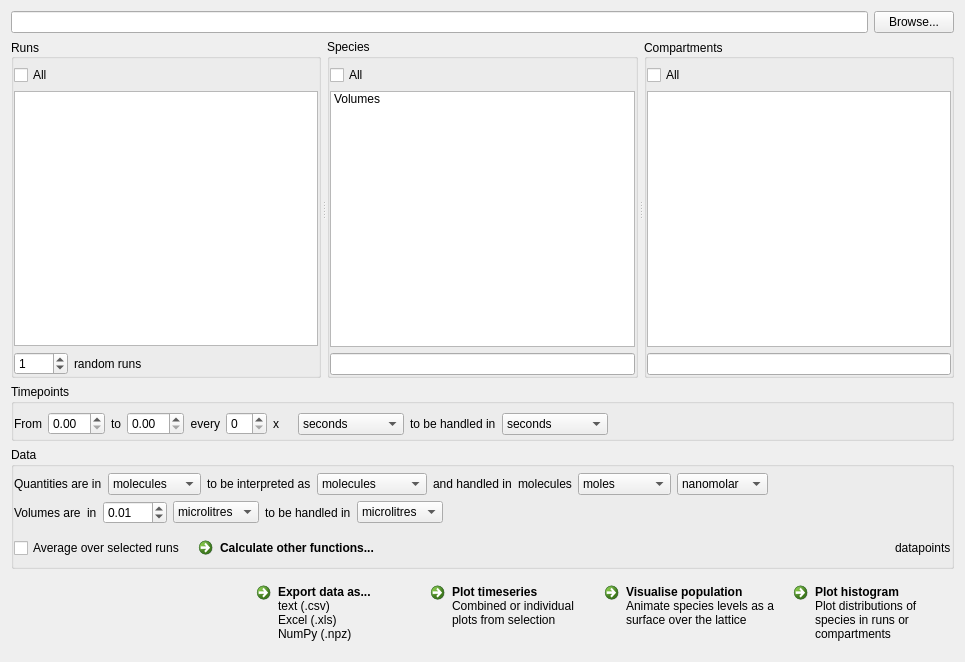
This is infobiotics/mcss/results/mcss_results_widget.ui in jvb/infobiotics-dashboard as Qt 5 draws it before an edit. The edited form follows.
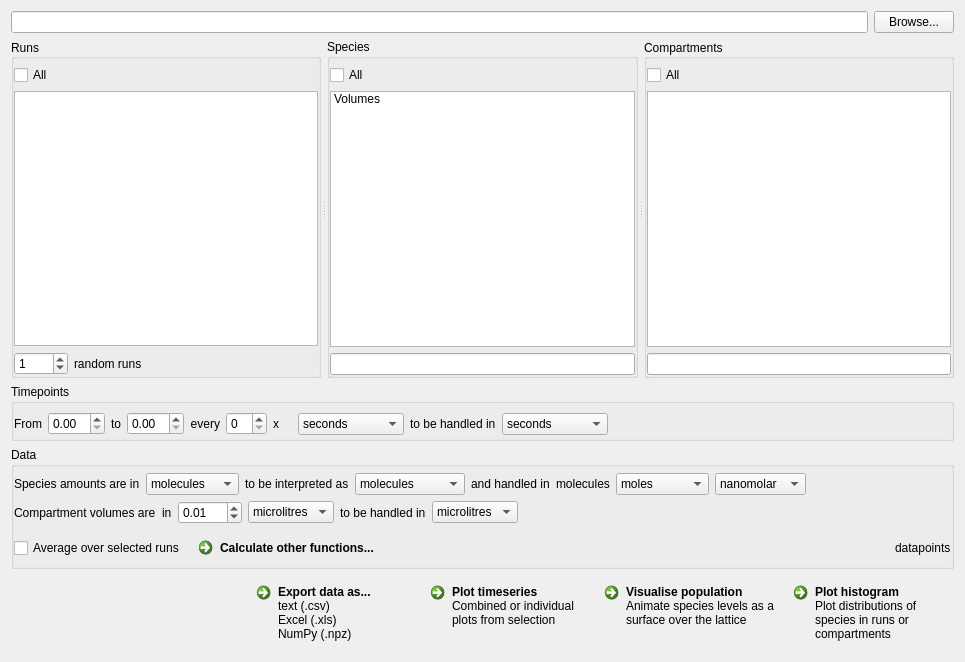
This is the edited form. Icons and pictures are not drawn. Custom widgets are drawn as their Qt base class.

```diff
--- a/infobiotics/mcss/results/mcss_results_widget.ui
+++ b/infobiotics/mcss/results/mcss_results_widget.ui
@@ -783,7 +783,7 @@
            </sizepolicy>
           </property>
           <property name="text">
-           <string>Quantities are in</string>
+           <string>Species amounts are in</string>
           </property>
          </widget>
         </item>
@@ -1011,7 +1011,7 @@
            <item>
             <widget class="QLabel" name="_volumes_label_1">
              <property name="text">
-              <string>Volumes are</string>
+              <string>Compartment volumes are</string>
              </property>
             </widget>
            </item>
```
